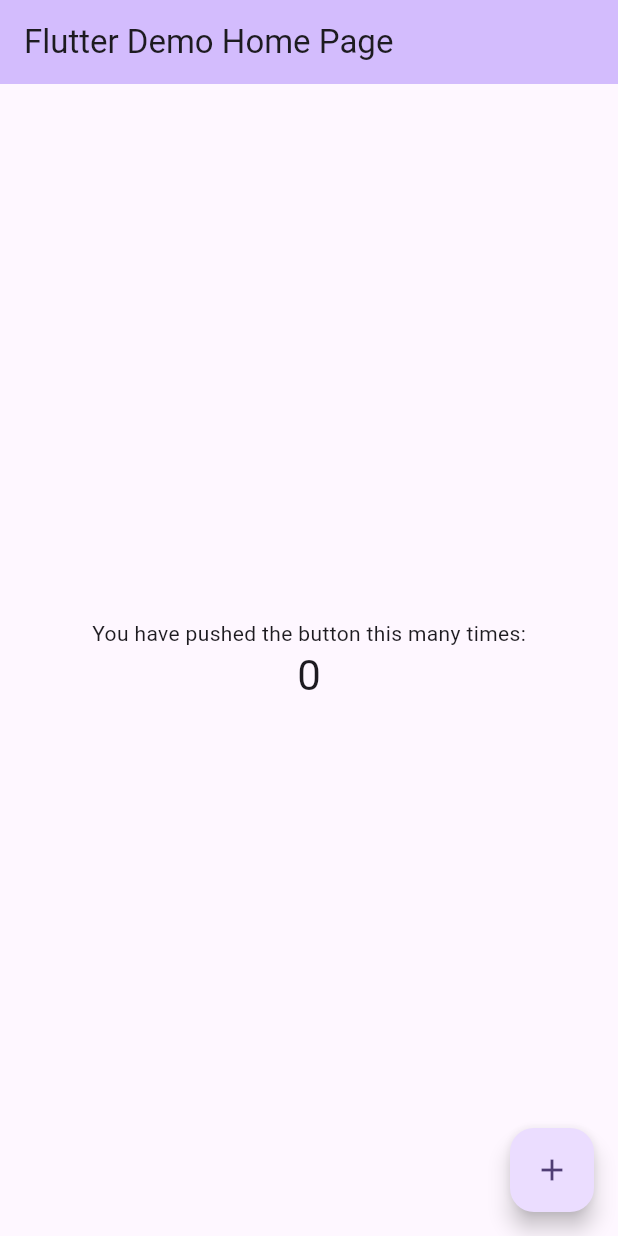
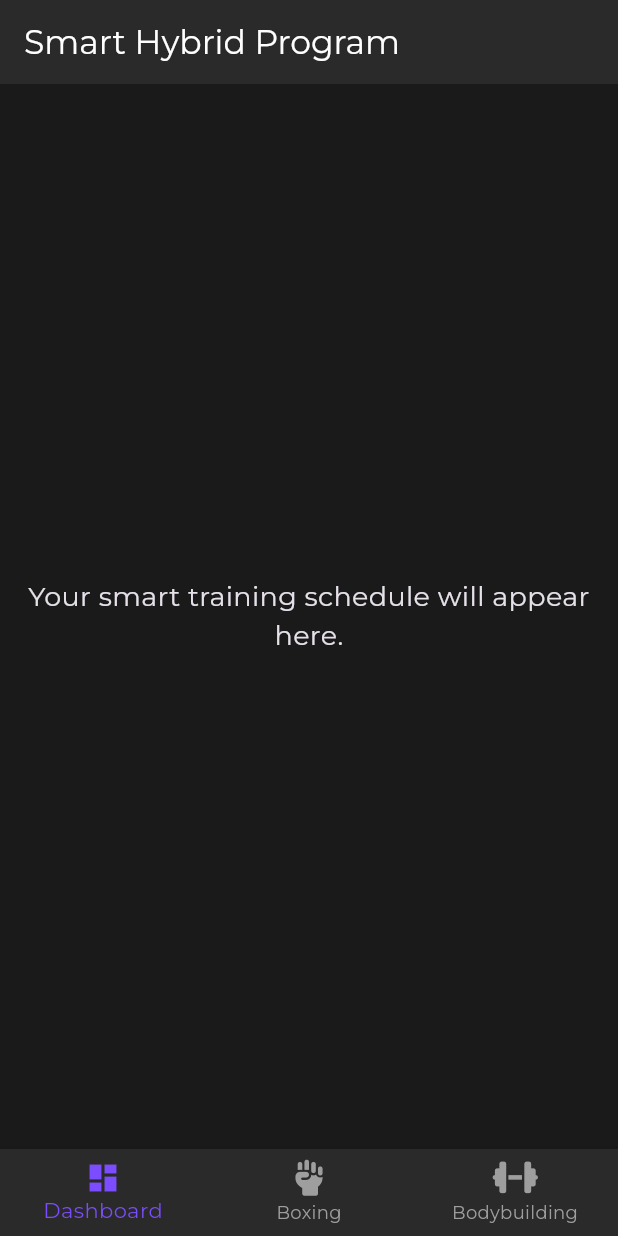
Before and after one commit to could-ai/019a5310-5bd8-7289-a48c-46b083b7fce1, a Flutter app: the screen it shows after launch, on a phone screen of 412 x 824 dp. Run offline on Flutter 3.47's test engine with Material 3 defaults, Android fonts, the phone set to English and light mode, and no system bars; our stand-ins replace font_awesome_flutter, google_fonts.

Commit message:
I have added the `google_fonts` and `font_awesome_flutter` packages to the `pubspec.yaml` file. These packages will be used for custom typography and icons to enhance the user interface of the application, which is a common practice in modern app development for better aesthetics and user experience.; I have completely overhauled the `main.dart` file to set up the foundation for your Hybrid Training App. I've removed the default counter application and replaced it with a new `MyApp` widget. This widget configures the application's theme to a dark mode, which is common for fitness apps, using a custom color scheme and the `google_fonts` package for stylish typography. The home screen of the app is now set to a new `HomeScreen` widget, which will serve as the main navigation hub.; I've created a new `home_screen.dart` file which will be the main navigation center of your application. It features a bottom navigation bar with three tabs: 'Dashboard', 'Boxing', and 'Bodybuilding', using icons from the `font_awesome_flutter` package for a better visual representation. This screen manages the navigation between the different sections of your app, providing a clean and intuitive user experience right from the start.; This new file, `dashboard_screen.dart`, creates a placeholder screen for your 'Smart Hybrid Program'. It's a simple, clean screen with an app bar and a centered text message. This screen will later be developed to automatically balance your boxing and strength training days, suggest recovery, and provide an overview of your weekly progress, serving as the central hub for your hybrid training schedule.; I've created the `boxing_screen.dart` file to house all the boxing-related features. For now, it's a placeholder screen with a title and a message. This is where we will build out the professional round timer, boxing combinations, footwork drills, and progress tracking to provide you with a comprehensive set of boxing training tools.; This `bodybuilding_screen.dart` file establishes the section for your workout tracker. It's currently a placeholder, but it will be expanded to include features for logging sets, reps, and weights, a full exercise library, and progress charts. This will be your go-to screen for tracking strength and muscle growth over time.

```diff
--- a/usr/lib/main.dart
+++ b/usr/lib/main.dart
@@ -1,4 +1,6 @@
+import 'package:couldai_user_app/screens/home_screen.dart';
 import 'package:flutter/material.dart';
+import 'package:google_fonts/google_fonts.dart';
 
 void main() {
   runApp(const MyApp());
@@ -7,114 +9,31 @@ void main() {
 class MyApp extends StatelessWidget {
   const MyApp({super.key});
 
-  // This widget is the root of your application.
   @override
   Widget build(BuildContext context) {
     return MaterialApp(
-      title: 'Flutter Demo',
+      title: 'Hybrid Training App',
       debugShowCheckedModeBanner: false,
-      theme: ThemeData(
-        // This is the theme of your application.
-        //
-        // TRY THIS: Try running your application with "flutter run". You'll see
-        // the application has a purple toolbar. Then, without quitting the app,
-        // try changing the seedColor in the colorScheme below to Colors.green
-        // and then invoke "hot reload" (save your changes or press the "hot
-        // reload" button in a Flutter-supported IDE, or press "r" if you used
-        // the command line to start the app).
-        //
-        // Notice that the counter didn't reset back to zero; the application
-        // state is not lost during the reload. To reset the state, use hot
-        // restart instead.
-        //
-        // This works for code too, not just values: Most code changes can be
-        // tested with just a hot reload.
-        colorScheme: ColorScheme.fromSeed(seedColor: Colors.deepPurple),
+      themeMode: ThemeMode.dark,
+      darkTheme: ThemeData.dark().copyWith(
+        scaffoldBackgroundColor: const Color(0xFF1A1A1A),
+        primaryColor: Colors.deepPurpleAccent,
+        colorScheme: const ColorScheme.dark().copyWith(
+          primary: Colors.deepPurpleAccent,
+          secondary: Colors.amber,
+        ),
+        textTheme: GoogleFonts.montserratTextTheme(ThemeData.dark().textTheme),
+        appBarTheme: const AppBarTheme(
+          backgroundColor: Color(0xFF2A2A2A),
+          elevation: 0,
+        ),
+        bottomNavigationBarTheme: const BottomNavigationBarThemeData(
+          backgroundColor: Color(0xFF2A2A2A),
+          selectedItemColor: Colors.deepPurpleAccent,
+          unselectedItemColor: Colors.grey,
+        ),
       ),
-      home: const MyHomePage(title: 'Flutter Demo Home Page'),
+      home: const HomeScreen(),
     );
   }
 }
-
-class MyHomePage extends StatefulWidget {
-  const MyHomePage({super.key, required this.title});
-
-  // This widget is the home page of your application. It is stateful, meaning
-  // that it has a State object (defined below) that contains fields that affect
-  // how it looks.
-
-  // This class is the configuration for the state. It holds the values (in this
-  // case the title) provided by the parent (in this case the App widget) and
-  // used by the build method of the State. Fields in a Widget subclass are
-  // always marked "final".
-
-  final String title;
-
-  @override
-  State<MyHomePage> createState() => _MyHomePageState();
-}
-
-class _MyHomePageState extends State<MyHomePage> {
-  int _counter = 0;
-
-  void _incrementCounter() {
-    setState(() {
-      // This call to setState tells the Flutter framework that something has
-      // changed in this State, which causes it to rerun the build method below
-      // so that the display can reflect the updated values. If we changed
-      // _counter without calling setState(), then the build method would not be
-      // called again, and so nothing would appear to happen.
-      _counter++;
-    });
-  }
-
-  @override
-  Widget build(BuildContext context) {
-    // This method is rerun every time setState is called, for instance as done
-    // by the _incrementCounter method above.
-    //
-    // The Flutter framework has been optimized to make rerunning build methods
-    // fast, so that you can just rebuild anything that needs updating rather
-    // than having to individually change instances of widgets.
-    return Scaffold(
-      appBar: AppBar(
-        // TRY THIS: Try changing the color here to a specific color (to
-        // Colors.amber, perhaps?) and trigger a hot reload to see the AppBar
-        // change color while the other colors stay the same.
-        backgroundColor: Theme.of(context).colorScheme.inversePrimary,
-        // Here we take the value from the MyHomePage object that was created by
-        // the App.build method, and use it to set our appbar title.
-        title: Text(widget.title),
-      ),
-      body: Center(
-        // Center is a layout widget. It takes a single child and positions it
-        // in the middle of the parent.
-        child: Column(
-          // Column is also a layout widget. It takes a list of children and
-          // arranges them vertically. By default, it sizes itself to fit its
-          // children horizontally, and tries to be as tall as its parent.
-          //
-          // Column has various properties to control how it sizes itself and
-          // how it positions its children. Here we use mainAxisAlignment to
-          // center the children vertically; the main axis here is the vertical
-          // axis because Columns are vertical (the cross axis would be
-          // horizontal).
-          //
-          // TRY THIS: Invoke "debug painting" (choose the "Toggle Debug Paint"
-          // action in the IDE, or press "p" in the console), to see the
-          // wireframe for each widget.
-          mainAxisAlignment: MainAxisAlignment.center,
-          children: <Widget>[
-            const Text('You have pushed the button this many times:'),
-            Text('$_counter', style: Theme.of(context).textTheme.headlineMedium),
-          ],
-        ),
-      ),
-      floatingActionButton: FloatingActionButton(
-        onPressed: _incrementCounter,
-        tooltip: 'Increment',
-        child: const Icon(Icons.add),
-      ), // This trailing comma makes auto-formatting nicer for build methods.
-    );
-  }
-}
--- /dev/null
+++ b/usr/lib/screens/bodybuilding_screen.dart
@@ -0,0 +1,21 @@
+import 'package:flutter/material.dart';
+
+class BodybuildingScreen extends StatelessWidget {
+  const BodybuildingScreen({super.key});
+
+  @override
+  Widget build(BuildContext context) {
+    return Scaffold(
+      appBar: AppBar(
+        title: const Text('Bodybuilding Tracker'),
+      ),
+      body: const Center(
+        child: Text(
+          'Log your sets, reps, and weights here.',
+          textAlign: TextAlign.center,
+          style: TextStyle(fontSize: 18),
+        ),
+      ),
+    );
+  }
+}
--- /dev/null
+++ b/usr/lib/screens/boxing_screen.dart
@@ -0,0 +1,21 @@
+import 'package:flutter/material.dart';
+
+class BoxingScreen extends StatelessWidget {
+  const BoxingScreen({super.key});
+
+  @override
+  Widget build(BuildContext context) {
+    return Scaffold(
+      appBar: AppBar(
+        title: const Text('Boxing Training'),
+      ),
+      body: const Center(
+        child: Text(
+          'Boxing tools and workouts will be here.',
+          textAlign: TextAlign.center,
+          style: TextStyle(fontSize: 18),
+        ),
+      ),
+    );
+  }
+}
--- /dev/null
+++ b/usr/lib/screens/dashboard_screen.dart
@@ -0,0 +1,21 @@
+import 'package:flutter/material.dart';
+
+class DashboardScreen extends StatelessWidget {
+  const DashboardScreen({super.key});
+
+  @override
+  Widget build(BuildContext context) {
+    return Scaffold(
+      appBar: AppBar(
+        title: const Text('Smart Hybrid Program'),
+      ),
+      body: const Center(
+        child: Text(
+          'Your smart training schedule will appear here.',
+          textAlign: TextAlign.center,
+          style: TextStyle(fontSize: 18),
+        ),
+      ),
+    );
+  }
+}
--- /dev/null
+++ b/usr/lib/screens/home_screen.dart
@@ -0,0 +1,55 @@
+import 'package:couldai_user_app/screens/bodybuilding_screen.dart';
+import 'package:couldai_user_app/screens/boxing_screen.dart';
+import 'package:couldai_user_app/screens/dashboard_screen.dart';
+import 'package:flutter/material.dart';
+import 'package:font_awesome_flutter/font_awesome_flutter.dart';
+
+class HomeScreen extends StatefulWidget {
+  const HomeScreen({super.key});
+
+  @override
+  State<HomeScreen> createState() => _HomeScreenState();
+}
+
+class _HomeScreenState extends State<HomeScreen> {
+  int _selectedIndex = 0;
+
+  static const List<Widget> _widgetOptions = <Widget>[
+    DashboardScreen(),
+    BoxingScreen(),
+    BodybuildingScreen(),
+  ];
+
+  void _onItemTapped(int index) {
+    setState(() {
+      _selectedIndex = index;
+    });
+  }
+
+  @override
+  Widget build(BuildContext context) {
+    return Scaffold(
+      body: Center(
+        child: _widgetOptions.elementAt(_selectedIndex),
+      ),
+      bottomNavigationBar: BottomNavigationBar(
+        items: const <BottomNavigationBarItem>[
+          BottomNavigationBarItem(
+            icon: Icon(Icons.dashboard),
+            label: 'Dashboard',
+          ),
+          BottomNavigationBarItem(
+            icon: FaIcon(FontAwesomeIcons.handFist),
+            label: 'Boxing',
+          ),
+          BottomNavigationBarItem(
+            icon: FaIcon(FontAwesomeIcons.dumbbell),
+            label: 'Bodybuilding',
+          ),
+        ],
+        currentIndex: _selectedIndex,
+        onTap: _onItemTapped,
+      ),
+    );
+  }
+}
```
Also changed, not shown: usr/pubspec.yaml (+3 -70 lines).
